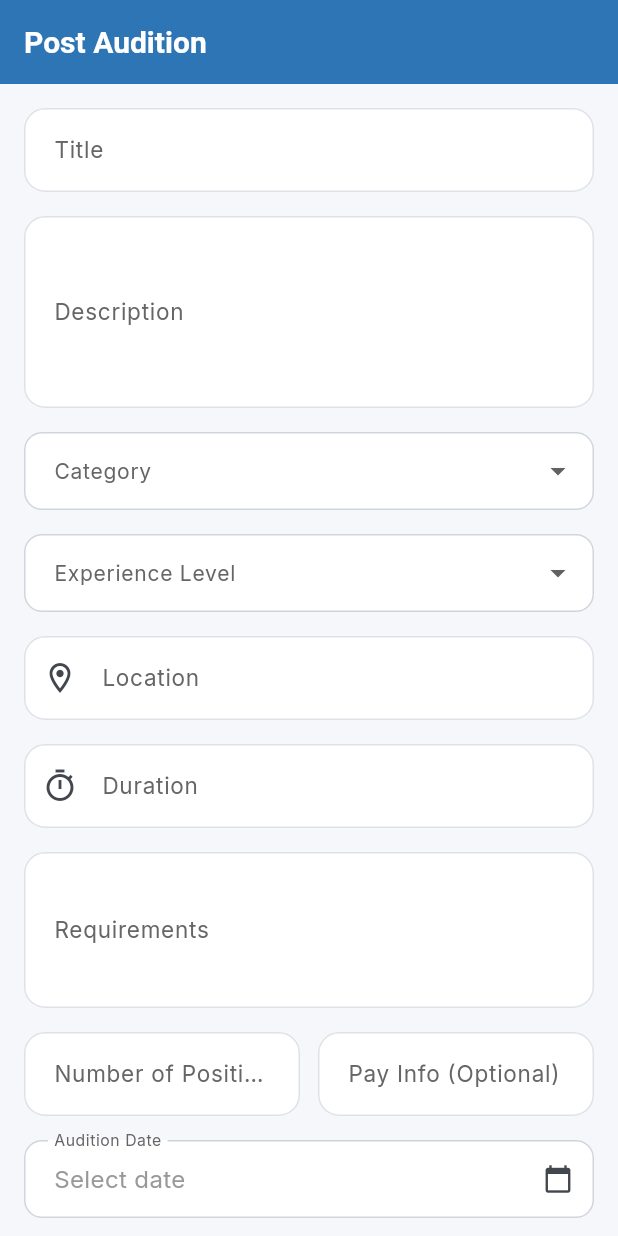
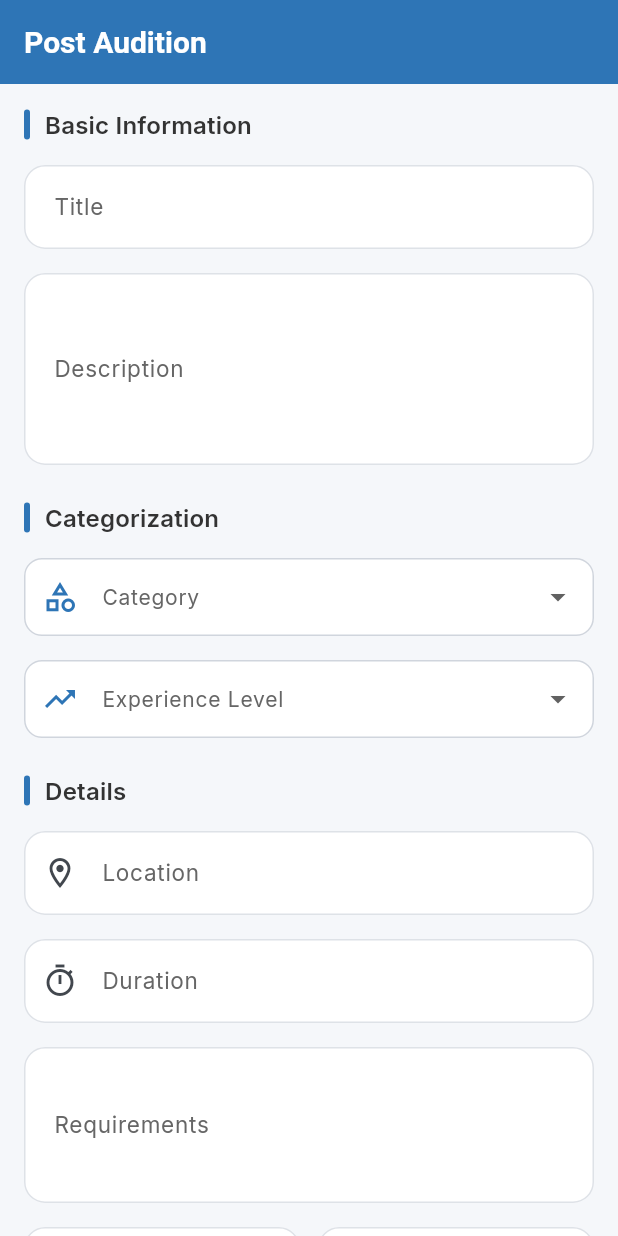
Before and after one commit to jayeess/firsttake-app, a Flutter app: the PostAuditionScreen screen opened by its route, on a phone screen of 412 x 824 dp. Run offline on Flutter 3.47's test engine with Material 3 defaults, Android fonts, the phone set to English and light mode, and no system bars; our stand-ins replace cached_network_image, cloud_firestore, firebase_auth, firebase_core, firebase_storage, flutter_animate and 5 more; accounts and stored records are empty.

Commit message:
style: polish recruiter screens - section headers, error states, dropdown styling
- Post audition: section headers with accent bar, styled dropdowns and date picker
- Applicants list: clean error states, helpful empty state messages per filter tab

https://claude.ai/code/session_01UMDzw42TDrQvNUnwuiy2J4

```diff
--- a/lib/screens/recruiter/post_audition_screen.dart
+++ b/lib/screens/recruiter/post_audition_screen.dart
@@ -237,6 +237,9 @@ class _PostAuditionScreenState extends ConsumerState<PostAuditionScreen> {
           child: Column(
             crossAxisAlignment: CrossAxisAlignment.start,
             children: [
+              // --- Section: Basic Information ---
+              _buildSectionHeader(context, 'Basic Information'),
+              const SizedBox(height: 12),
               CustomTextField(
                 controller: _titleController,
                 label: 'Title',
@@ -267,12 +270,25 @@ class _PostAuditionScreenState extends ConsumerState<PostAuditionScreen> {
                   return null;
                 },
               ),
-              const SizedBox(height: 16),
+              const SizedBox(height: 24),
+
+              // --- Section: Categorization ---
+              _buildSectionHeader(context, 'Categorization'),
+              const SizedBox(height: 12),
               DropdownButtonFormField<String>(
                 value: _selectedCategory,
-                decoration: const InputDecoration(
+                decoration: InputDecoration(
                   labelText: 'Category',
-                  border: OutlineInputBorder(),
+                  prefixIcon: const Icon(Icons.category_outlined, color: AppColors.primary),
+                  border: OutlineInputBorder(borderRadius: BorderRadius.circular(12)),
+                  enabledBorder: OutlineInputBorder(
+                    borderRadius: BorderRadius.circular(12),
+                    borderSide: const BorderSide(color: AppColors.border),
+                  ),
+                  focusedBorder: OutlineInputBorder(
+                    borderRadius: BorderRadius.circular(12),
+                    borderSide: const BorderSide(color: AppColors.primary, width: 1.5),
+                  ),
                 ),
                 items: _categories.map((cat) {
                   return DropdownMenuItem(
@@ -288,9 +304,18 @@ class _PostAuditionScreenState extends ConsumerState<PostAuditionScreen> {
               const SizedBox(height: 16),
               DropdownButtonFormField<String>(
                 value: _selectedExperience,
-                decoration: const InputDecoration(
+                decoration: InputDecoration(
                   labelText: 'Experience Level',
-                  border: OutlineInputBorder(),
+                  prefixIcon: const Icon(Icons.trending_up_outlined, color: AppColors.primary),
+                  border: OutlineInputBorder(borderRadius: BorderRadius.circular(12)),
+                  enabledBorder: OutlineInputBorder(
+                    borderRadius: BorderRadius.circular(12),
+                    borderSide: const BorderSide(color: AppColors.border),
+                  ),
+                  focusedBorder: OutlineInputBorder(
+                    borderRadius: BorderRadius.circular(12),
+                    borderSide: const BorderSide(color: AppColors.primary, width: 1.5),
+                  ),
                 ),
                 items: _experienceLevels.map((level) {
                   return DropdownMenuItem(
@@ -303,7 +328,11 @@ class _PostAuditionScreenState extends ConsumerState<PostAuditionScreen> {
                 validator: (value) =>
                     value == null ? 'Please select an experience level' : null,
               ),
-              const SizedBox(height: 16),
+              const SizedBox(height: 24),
+
+              // --- Section: Details ---
+              _buildSectionHeader(context, 'Details'),
+              const SizedBox(height: 12),
               CustomTextField(
                 controller: _locationController,
                 label: 'Location',
@@ -352,7 +381,11 @@ class _PostAuditionScreenState extends ConsumerState<PostAuditionScreen> {
                   ),
                 ],
               ),
-              const SizedBox(height: 16),
+              const SizedBox(height: 24),
+
+              // --- Section: Scheduling ---
+              _buildSectionHeader(context, 'Scheduling'),
+              const SizedBox(height: 12),
               _buildDateField(
                 label: 'Audition Date',
                 date: _auditionDate,
@@ -364,7 +397,7 @@ class _PostAuditionScreenState extends ConsumerState<PostAuditionScreen> {
                 date: _deadlineDate,
                 onTap: () => _pickDate(isDeadline: true),
               ),
-              const SizedBox(height: 24),
+              const SizedBox(height: 28),
               Row(
                 children: [
                   Expanded(
@@ -396,6 +429,32 @@ class _PostAuditionScreenState extends ConsumerState<PostAuditionScreen> {
     );
   }
 
+  Widget _buildSectionHeader(BuildContext context, String title) {
+    return Padding(
+      padding: const EdgeInsets.only(bottom: 4),
+      child: Row(
+        children: [
+          Container(
+            width: 4,
+            height: 20,
+            decoration: BoxDecoration(
+              color: AppColors.primary,
+              borderRadius: BorderRadius.circular(2),
+            ),
+          ),
+          const SizedBox(width: 10),
+          Text(
+            title,
+            style: Theme.of(context).textTheme.titleMedium?.copyWith(
+                  fontWeight: FontWeight.w600,
+                  color: AppColors.textPrimary,
+                ),
+          ),
+        ],
+      ),
+    );
+  }
+
   Widget _buildDateField({
     required String label,
     required DateTime? date,
@@ -407,8 +466,16 @@ class _PostAuditionScreenState extends ConsumerState<PostAuditionScreen> {
       child: InputDecorator(
         decoration: InputDecoration(
           labelText: label,
-          border: const OutlineInputBorder(),
-          suffixIcon: const Icon(Icons.calendar_today, size: 20),
+          prefixIcon: const Icon(Icons.calendar_today, size: 20, color: AppColors.primary),
+          border: OutlineInputBorder(borderRadius: BorderRadius.circular(12)),
+          enabledBorder: OutlineInputBorder(
+            borderRadius: BorderRadius.circular(12),
+            borderSide: const BorderSide(color: AppColors.border),
+          ),
+          focusedBorder: OutlineInputBorder(
+            borderRadius: BorderRadius.circular(12),
+            borderSide: const BorderSide(color: AppColors.primary, width: 1.5),
+          ),
         ),
         child: Text(
           date != null ? date!.formattedDate : 'Select date',
```
Also changed, not shown: lib/screens/recruiter/applicants_list_screen.dart (+19 -21 lines).
